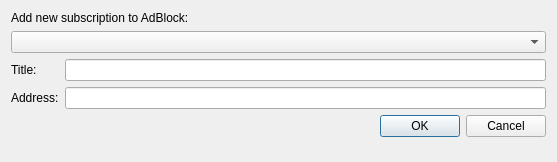
First picture: the form in src/network-web/adblock/adblockaddsubscriptiondialog.ui, repository martinrotter/rssguard, before the edit.
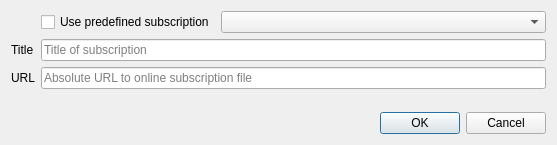
Second picture: the form after the edit.

Commit message: Fix pad lines.

What changed in the file:
```diff
--- a/src/network-web/adblock/adblockaddsubscriptiondialog.ui
+++ b/src/network-web/adblock/adblockaddsubscriptiondialog.ui
@@ -7,36 +7,68 @@
     <x>0</x>
     <y>0</y>
     <width>557</width>
-    <height>162</height>
+    <height>145</height>
    </rect>
   </property>
   <property name="windowTitle">
    <string>Add Subscription</string>
   </property>
   <layout class="QFormLayout" name="formLayout">
-   <item row="1" column="0" colspan="2">
-    <widget class="QComboBox" name="comboBox"/>
+   <item row="0" column="1">
+    <layout class="QHBoxLayout" name="horizontalLayout">
+     <item>
+      <widget class="QCheckBox" name="m_cbUsePredefined">
+       <property name="text">
+        <string>Use predefined subscription</string>
+       </property>
+      </widget>
+     </item>
+     <item>
+      <widget class="QComboBox" name="m_cmbPresets">
+       <property name="sizePolicy">
+        <sizepolicy hsizetype="Expanding" vsizetype="Fixed">
+         <horstretch>0</horstretch>
+         <verstretch>0</verstretch>
+        </sizepolicy>
+       </property>
+      </widget>
+     </item>
+    </layout>
+   </item>
+   <item row="1" column="0">
+    <widget class="QLabel" name="m_lblTitle">
+     <property name="text">
+      <string>Title</string>
+     </property>
+     <property name="buddy">
+      <cstring>m_txtTitle</cstring>
+     </property>
+    </widget>
+   </item>
+   <item row="1" column="1">
+    <widget class="QLineEdit" name="m_txtTitle">
+     <property name="placeholderText">
+      <string>Title of subscription</string>
+     </property>
+    </widget>
    </item>
    <item row="2" column="0">
     <widget class="QLabel" name="label">
      <property name="text">
-      <string>Title:</string>
+      <string>URL</string>
+     </property>
+     <property name="buddy">
+      <cstring>m_txtUrl</cstring>
      </property>
     </widget>
    </item>
    <item row="2" column="1">
-    <widget class="QLineEdit" name="title"/>
-   </item>
-   <item row="3" column="0">
-    <widget class="QLabel" name="label_2">
-     <property name="text">
-      <string>Address:</string>
+    <widget class="QLineEdit" name="m_txtUrl">
+     <property name="placeholderText">
+      <string>Absolute URL to online subscription file</string>
      </property>
     </widget>
    </item>
-   <item row="3" column="1">
-    <widget class="QLineEdit" name="url"/>
-   </item>
    <item row="4" column="1">
     <widget class="QDialogButtonBox" name="buttonBox">
      <property name="orientation">
@@ -47,12 +79,18 @@
      </property>
     </widget>
    </item>
-   <item row="0" column="0" colspan="2">
-    <widget class="QLabel" name="label_3">
-     <property name="text">
-      <string>Add new subscription to AdBlock:</string>
+   <item row="3" column="0" colspan="2">
+    <spacer name="verticalSpacer">
+     <property name="orientation">
+      <enum>Qt::Vertical</enum>
      </property>
-    </widget>
+     <property name="sizeHint" stdset="0">
+      <size>
+       <width>20</width>
+       <height>40</height>
+      </size>
+     </property>
+    </spacer>
    </item>
   </layout>
  </widget>
```
Left out of the diff: 20 changed lines with no effect on the pictures. The commit also changes 34 other files.
